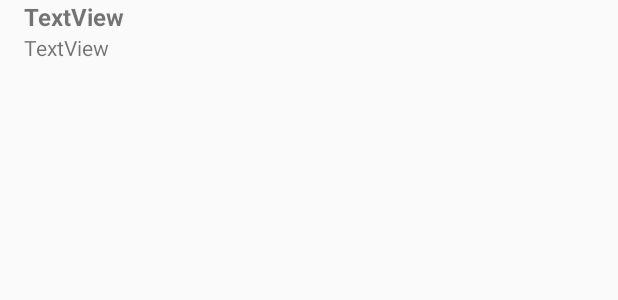
After one commit to HeltonRC/SimpleWorkoutLogger, an Android app: the layout list_item.xml on its own in the app's theme, with its tools: preview values and no code run, on a phone screen of 412 x 824 dp. The commit adds this screen. Shown: the top 300 px of the screen. Run offline under Robolectric (Android 15) with nearby library versions, the phone set to English and light mode, and no system bars.

Commit message:
Fixed issues with the calendar animation. Creating the first layout for the recyclerview that will show the list below the calendar.

```diff
--- a/app/build.gradle
+++ b/app/build.gradle
@@ -48,6 +48,7 @@ dependencies {
     annotationProcessor 'com.jakewharton:butterknife-compiler:10.1.0'
 
     implementation 'com.github.sundeepk:compact-calendar-view:3.0.0'
+    implementation 'androidx.recyclerview:recyclerview:1.0.0'
 
 
 }
--- a/app/src/main/java/com/hrcosta/simpleworkoutlogger/Home.java
+++ b/app/src/main/java/com/hrcosta/simpleworkoutlogger/Home.java
@@ -16,7 +16,7 @@ public class Home extends Application {
         FirebaseUser firebaseUser = firebaseAuth.getCurrentUser();
 
         if (firebaseUser != null){
-            startActivity(new Intent(Home.this, CalendarActivity.class));
+            startActivity(new Intent(Home.this, CalendarActivity.class).setFlags(Intent.FLAG_ACTIVITY_NEW_TASK));
         }
 
 
--- /dev/null
+++ b/app/src/main/res/layout/list_item.xml
@@ -0,0 +1,26 @@
+<?xml version="1.0" encoding="utf-8"?>
+<LinearLayout
+    xmlns:android="http://schemas.android.com/apk/res/android"
+    android:orientation="vertical" android:layout_width="match_parent"
+    android:layout_height="match_parent">
+
+    <TextView
+        android:id="@+id/tv_name"
+        android:layout_width="match_parent"
+        android:layout_height="wrap_content"
+        android:layout_marginStart="16dp"
+        android:layout_marginEnd="16dp"
+        android:text="TextView"
+        android:textSize="16sp"
+        android:textStyle="bold" />
+
+    <TextView
+        android:id="@+id/tv_details"
+        android:layout_width="match_parent"
+        android:layout_height="wrap_content"
+        android:layout_marginStart="16dp"
+        android:layout_marginEnd="16dp"
+        android:textSize="14sp"
+        android:text="TextView" />
+
+</LinearLayout>
--- a/app/src/main/res/values/strings.xml
+++ b/app/src/main/res/values/strings.xml
@@ -1,3 +1,4 @@
 <resources>
     <string name="app_name">SimpleWorkoutLogger</string>
+    <string name="action_logout">Logout</string>
 </resources>
```
Also changed, not shown: app/src/main/java/com/hrcosta/simpleworkoutlogger/CalendarActivity.java (+88 -2 lines), app/src/main/java/com/hrcosta/simpleworkoutlogger/CalendarListAdapter.java (added, +51 -0 lines), app/src/main/java/com/hrcosta/simpleworkoutlogger/Exercise.java (added, +7 -0 lines), app/src/main/res/drawable/ic_keyboard_arrow_down_black_24dp.xml (added, +9 -0 lines), app/src/main/res/drawable/ic_keyboard_arrow_up_black_24dp.xml (added, +9 -0 lines), app/src/main/res/layout/activity_calendar.xml (+63 -12 lines), app/src/main/res/menu/menu_calendar.xml (added, +8 -0 lines).
